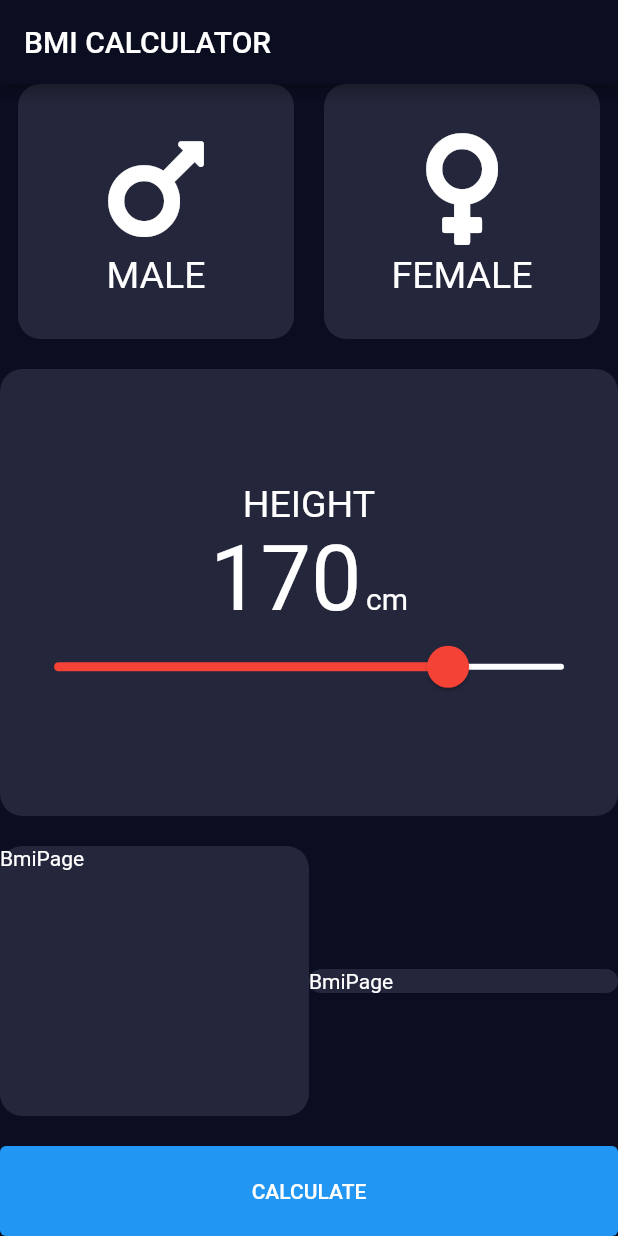
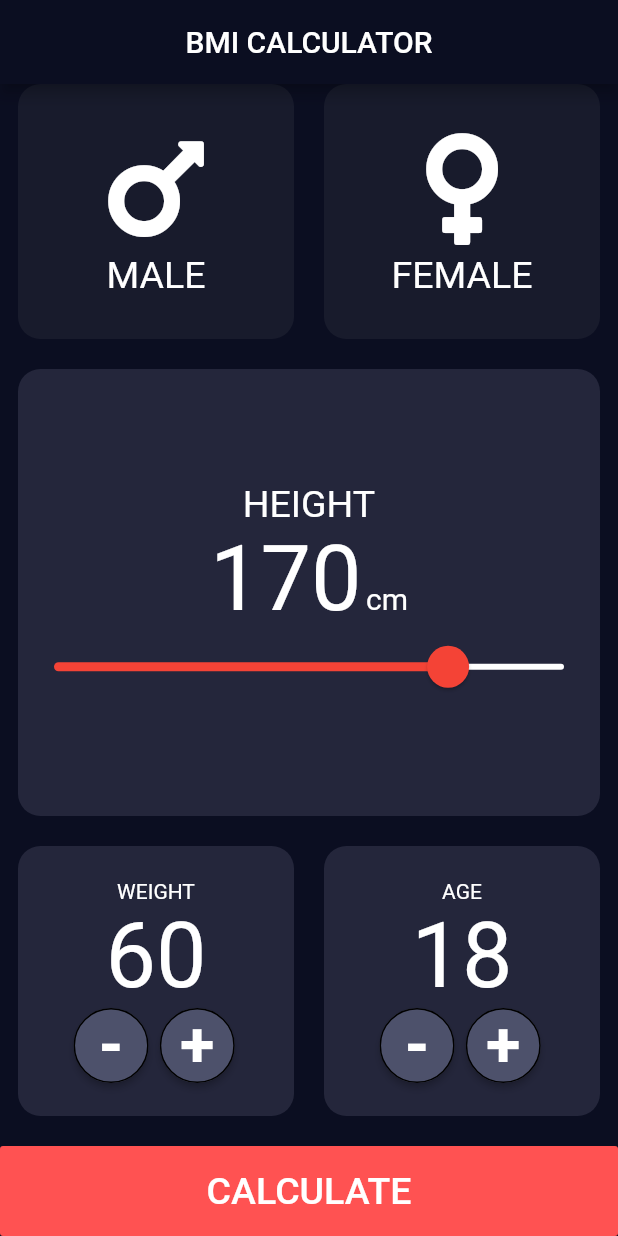
Before and after one commit to azackmatoff/kurs4_sabak7_bmi, a Flutter app: the screen it shows after launch, on a phone screen of 412 x 824 dp. Run offline on Flutter 3.47's test engine with Material 2 defaults, Android fonts, the phone set to English and light mode, and no system bars; our stand-ins replace font_awesome_flutter.

Commit message:
all UI done

```diff
--- a/lib/pages/bmi_page.dart
+++ b/lib/pages/bmi_page.dart
@@ -2,9 +2,16 @@ import 'dart:developer';
 
 import 'package:flutter/material.dart';
 import 'package:font_awesome_flutter/font_awesome_flutter.dart';
+import 'package:kurs4_sabak7_bmi/pages/bmi_result_page.dart';
+import 'package:kurs4_sabak7_bmi/widgets/age_or_weight_widget.dart';
 import 'package:kurs4_sabak7_bmi/widgets/custom_card.dart';
+import 'package:kurs4_sabak7_bmi/widgets/custom_main_button.dart';
 import 'package:kurs4_sabak7_bmi/widgets/gender_widget.dart';
 import 'package:kurs4_sabak7_bmi/widgets/height_widget.dart';
+
+enum Gender { NONE, MALE, FEMALE }
+
+enum Toyota { Camry, Corola, Rav4, None }
 
 class BmiPage extends StatefulWidget {
   const BmiPage({Key key}) : super(key: key);
@@ -15,45 +22,75 @@ class BmiPage extends StatefulWidget {
 
 class _BmiPageState extends State<BmiPage> {
   double _sliderValue = 170;
+
+  int _weight = 60;
+  int _age = 18;
+
+  Color _selectedColor = Color(0xff24263B);
+  Color _unSelectedColor = Color(0xFF181B2C);
+
+  bool _maleSelected = false;
+  bool _femaleSelected = false;
+
+  Gender _gender = Gender.NONE;
+
   @override
   Widget build(BuildContext context) {
     return Scaffold(
       appBar: AppBar(
         title: Text('BMI CALCULATOR'),
+        centerTitle: true,
       ),
       body: SafeArea(
+        child: Padding(
+          padding: const EdgeInsets.symmetric(horizontal: 12.0),
           child: Column(
             mainAxisAlignment: MainAxisAlignment.center,
             children: [
-            Padding(
-              padding: const EdgeInsets.symmetric(horizontal: 12.0),
-              child: Row(
+              Row(
                 mainAxisAlignment: MainAxisAlignment.center,
-                children: const [
+                children: [
                   //method jakshi versiya ems
                   // _buildContainer(FontAwesomeIcons.mars, 'MALE'),
+                  const SizedBox(height: 20),
                   CustomCard(
-                      bgColor: Color(0xff24263B),
+                    bgColor: _gender == Gender.MALE
+                        ? _selectedColor
+                        : _unSelectedColor,
                     child: GenderWidget(
                       icon: FontAwesomeIcons.mars,
                       text: 'MALE',
-                      )),
+                      onTap: () {
+                        setState(() {
+                          _gender = Gender.MALE;
+                        });
+                      },
+                    ),
+                  ),
                   SizedBox(width: 20),
                   CustomCard(
-                    bgColor: Color(0xff24263B),
+                    bgColor: _gender == Gender.FEMALE
+                        ? _selectedColor
+                        : _unSelectedColor,
                     child: GenderWidget(
                       icon: FontAwesomeIcons.venus,
                       text: 'FEMALE',
+                      onTap: () {
+                        setState(() {
+                          _gender = Gender.FEMALE;
+                          // _femaleSelected = !_femaleSelected;
+                          // _maleSelected = false;
+                        });
+                      },
                     ),
                   ),
                 ],
-              ),
               ),
               const SizedBox(height: 20),
               CustomCard(
                   bgColor: Color(0xff24263B),
                   child: Padding(
-                  padding: const EdgeInsets.symmetric(horizontal: 12.0),
+                    padding: const EdgeInsets.symmetric(vertical: 22.0),
                     child: HeightWidget(
                       sliderValue: _sliderValue,
                       onChanged: (double ozgorgon) {
@@ -68,31 +105,72 @@ class _BmiPageState extends State<BmiPage> {
                 children: [
                   CustomCard(
                     bgColor: Color(0xff24263B),
-                  child: SizedBox(
-                    height: 180,
-                    child: const Text('BmiPage'),
+                    child: AgeAndWeightWidget(
+                      title: 'WEIGHT',
+                      ageOrWeight: _weight.toString(),
+                      decrement: () {
+                        setState(() {
+                          _weight--;
+                        });
+                      },
+                      increment: () {
+                        setState(() {
+                          _weight++;
+                        });
+                      },
                     ),
                   ),
+                  const SizedBox(width: 20),
                   CustomCard(
                     bgColor: Color(0xff24263B),
-                  child: const Text('BmiPage'),
-                ),
-              ],
-            ),
-            const SizedBox(height: 20),
-            Positioned(
-              bottom: 0,
-              child: SizedBox(
-                width: MediaQuery.of(context).size.width,
-                height: 60,
-                child: ElevatedButton(
-                  onPressed: () {},
-                  child: Text('CALCULATE'),
-                ),
+                    child: AgeAndWeightWidget(
+                      title: 'AGE',
+                      ageOrWeight: _age.toString(),
+                      decrement: () {
+                        setState(() {
+                          _age--;
+                        });
+                      },
+                      increment: () {
+                        setState(() {
+                          _age++;
+                        });
+                      },
                     ),
                   ),
                 ],
               ),
+
+              const SizedBox(height: 20),
+              //// eski misal
+              // Positioned(
+              //   bottom: 0,
+              //   child: SizedBox(
+              //     width: MediaQuery.of(context).size.width,
+              //     height: 60,
+              //     child: InkWell(
+              //       onTap: () {},
+              //       child: Container(
+              //         color: Colors.red,
+              //         child: Center(
+              //             child: Text(
+              //           'CALCULATE',
+              //           style: const TextStyle(fontSize: 25.0),
+              //         )),
+              //       ),
+              //     ),
+              //   ),
+              // ),
+            ],
+          ),
+        ),
+      ),
+      bottomNavigationBar: CustomMainButton(
+        buttonText: 'Calculate',
+        onPressed: () {
+          Navigator.push(context,
+              MaterialPageRoute(builder: (context) => BmiResultPage()));
+        },
       ),
     );
   }
@@ -129,4 +207,23 @@ class _BmiPageState extends State<BmiPage> {
 
 
 
+
+
+
+
+
+
 /// DRY - Don't Repeat Yourself
+///
+///
+/// Tornery operator
+///  _maleSelected ? _selectedColor : _unSelectedColor
+/// if(_maleSelected == true) {
+///   return _selectedColor;
+/// } else {
+///   return _unSelectedColor;
+/// }
+///
+///
+///
+/// enum = turlor
--- /dev/null
+++ b/lib/widgets/age_or_weight_widget.dart
@@ -0,0 +1,50 @@
+import 'package:flutter/material.dart';
+import 'package:kurs4_sabak7_bmi/widgets/custom_circle_button.dart';
+
+class AgeAndWeightWidget extends StatelessWidget {
+  const AgeAndWeightWidget({
+    @required this.title,
+    @required this.ageOrWeight,
+    @required this.decrement,
+    @required this.increment,
+    Key key,
+  }) : super(key: key);
+
+  final String title;
+  final String ageOrWeight;
+  final Function() decrement;
+  final Function() increment;
+
+  @override
+  Widget build(BuildContext context) {
+    return SizedBox(
+      height: 180,
+      child: Column(
+        mainAxisAlignment: MainAxisAlignment.center,
+        children: [
+          Text(title),
+          Text(
+            ageOrWeight,
+            style: TextStyle(
+              fontSize: 60.0,
+            ),
+          ),
+          Row(
+            mainAxisAlignment: MainAxisAlignment.center,
+            children: [
+              CustomCircleButton(
+                buttonText: '-',
+                onPressed: decrement,
+              ),
+              const SizedBox(width: 5),
+              CustomCircleButton(
+                buttonText: '+',
+                onPressed: increment,
+              ),
+            ],
+          ),
+        ],
+      ),
+    );
+  }
+}
--- /dev/null
+++ b/lib/widgets/custom_circle_button.dart
@@ -0,0 +1,30 @@
+import 'package:flutter/material.dart';
+
+class CustomCircleButton extends StatelessWidget {
+  const CustomCircleButton({
+    @required this.buttonText,
+    @required this.onPressed,
+    Key key,
+  }) : super(key: key);
+
+  final String buttonText;
+  final Function onPressed;
+
+  @override
+  Widget build(BuildContext context) {
+    return MaterialButton(
+      child: Text(
+        buttonText,
+        style: TextStyle(
+          fontSize: 42,
+          fontWeight: FontWeight.bold,
+        ),
+      ),
+      onPressed: onPressed,
+      color: const Color(0xFF4D516B),
+      height: 50,
+      minWidth: 50,
+      shape: CircleBorder(side: BorderSide()),
+    );
+  }
+}
--- /dev/null
+++ b/lib/widgets/custom_main_button.dart
@@ -0,0 +1,30 @@
+import 'package:flutter/material.dart';
+
+class CustomMainButton extends StatelessWidget {
+  const CustomMainButton({
+    @required this.buttonText,
+    @required this.onPressed,
+    Key key,
+  }) : super(key: key);
+
+  final String buttonText;
+  final VoidCallback onPressed;
+
+  @override
+  Widget build(BuildContext context) {
+    return SizedBox(
+      width: MediaQuery.of(context).size.width,
+      height: 60,
+      child: MaterialButton(
+        child: Text(
+          buttonText.toUpperCase(),
+          style: TextStyle(fontSize: 25),
+        ),
+        onPressed: onPressed,
+        color: Colors.redAccent,
+        height: 45,
+        minWidth: double.infinity,
+      ),
+    );
+  }
+}
--- a/lib/widgets/gender_widget.dart
+++ b/lib/widgets/gender_widget.dart
@@ -6,14 +6,18 @@ class GenderWidget extends StatelessWidget {
     Key key,
     @required this.icon,
     @required this.text,
+    @required this.onTap,
   }) : super(key: key);
 
   final IconData icon;
   final String text;
+  final GestureTapCallback onTap;
 
   @override
   Widget build(BuildContext context) {
-    return Padding(
+    return InkWell(
+      onTap: onTap,
+      child: Padding(
         padding: const EdgeInsets.symmetric(vertical: 28.0),
         child: Column(
           children: [
@@ -27,6 +31,7 @@ class GenderWidget extends StatelessWidget {
             ),
           ],
         ),
+      ),
     );
   }
 }
```
Also changed, not shown: lib/pages/bmi_result_page.dart (added, +58 -0 lines). Lines whose indentation alone changed are shown as unchanged.
